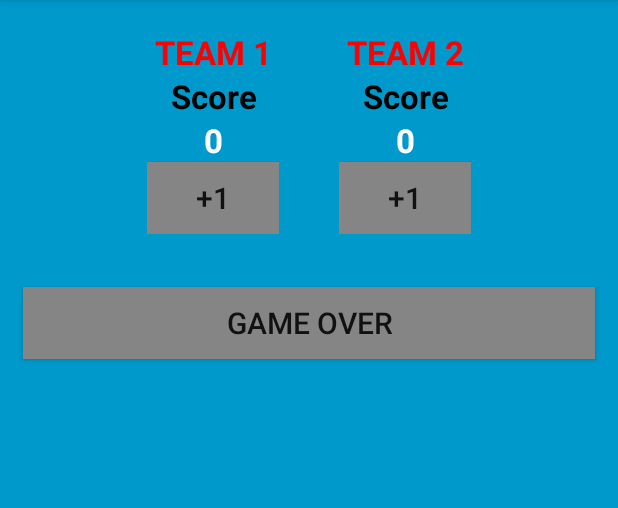
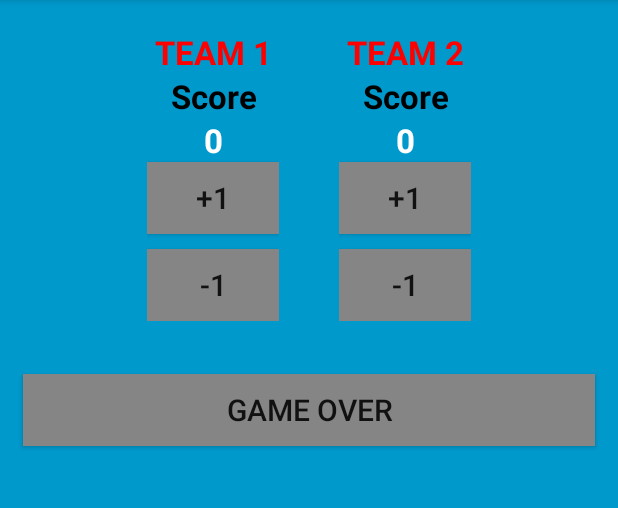
Before and after one commit to JesseCSG/CourtCounter, an Android app: the screen it shows after launch (MainActivity), on a phone screen of 412 x 824 dp, the part 84-592 px from its top. Run offline under Robolectric (Android 15) with nearby library versions, the phone set to English and light mode, and no system bars.

Commit message:
Update to Milstone 8(2)

```diff
--- a/app/src/main/res/layout/activity_main.xml
+++ b/app/src/main/res/layout/activity_main.xml
@@ -57,6 +57,16 @@
                 android:background="#858585"
                 android:onClick="clickFunction1"
                 />
+
+            <Button
+                android:layout_width="wrap_content"
+                android:layout_height="wrap_content"
+                android:layout_marginTop="10dp"
+                android:text="-1"
+                android:textSize="20sp"
+                android:background="#858585"
+                android:onClick="clickFunction3"
+                />
         </LinearLayout>
 
         <LinearLayout
@@ -103,6 +113,16 @@
                 android:background="#858585"
                 android:onClick="clickFunction2"
                 />
+
+            <Button
+                android:layout_width="wrap_content"
+                android:layout_height="wrap_content"
+                android:layout_marginTop="10dp"
+                android:text="-1"
+                android:textSize="20sp"
+                android:background="#858585"
+                android:onClick="clickFunction4"
+                />
         </LinearLayout>
     </LinearLayout>
 
```
Also changed, not shown: 1 other file.
